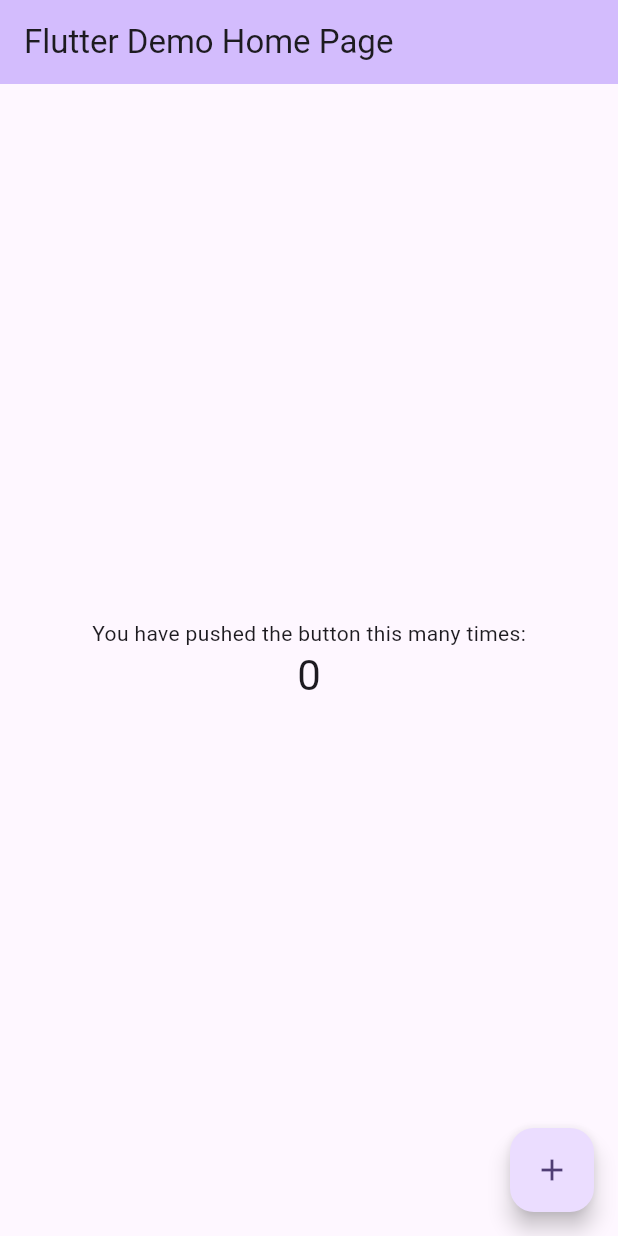
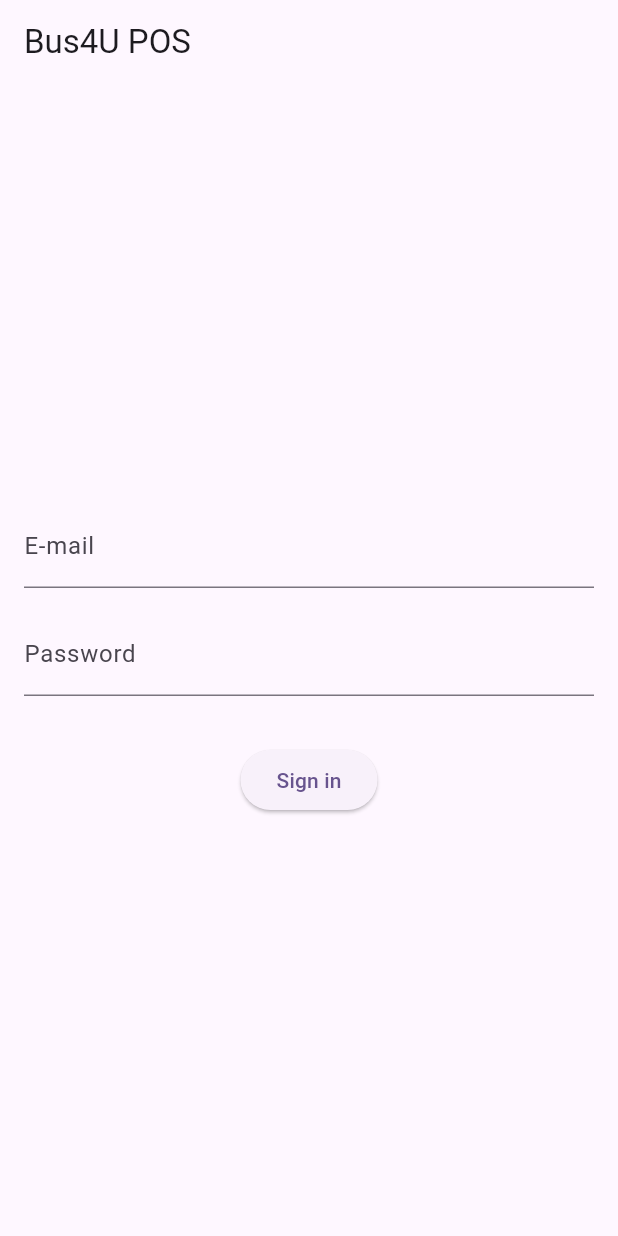
Before and after one commit to zsigmondattila/bus4u, a Flutter app: the screen it shows after launch, on a phone screen of 412 x 824 dp. Run offline on Flutter 3.47's test engine with Material 3 defaults, Android fonts, the light colour scheme and no system bars.

Commit message:
Made the POS login page

```diff
--- /dev/null
+++ b/POS_APP/lib/login.dart
@@ -0,0 +1,97 @@
+import 'package:flutter/material.dart';
+import 'package:http/http.dart' as http;
+import 'login/scan_ticket.dart';
+
+Future<void> loginUser(String email, String password, BuildContext context) async {
+  final response = await http.post(
+    Uri.parse('https://bus4u.fast-table.com/admin/sign_in'),
+    body: {
+      'email': email,
+      'password': password,
+    },
+  );
+
+  if (response.statusCode == 200) {
+    print('Sikeres bejelentkezés: ${response.body}');
+    Navigator.push(
+      context,
+      MaterialPageRoute(builder: (context) => ScanTicket()),
+    );
+  } else {
+    print('Bejelentkezési hiba: ${response.statusCode}');
+    // Sikertelen bejelentkezés esetén párbeszédpanel megjelenítése
+    showDialog(
+      context: context,
+      builder: (BuildContext context) {
+        return AlertDialog(
+          title: Text('POS'),
+          content: Text('Incorrect e-mail or password'),
+          actions: [
+            ElevatedButton(
+              onPressed: () {
+                Navigator.of(context).pop();
+              },
+              child: Text('OK'),
+            ),
+          ],
+        );
+      },
+    );
+  }
+}
+
+class Login extends StatefulWidget {
+  @override
+  _LoginState createState() => _LoginState();
+}
+
+class _LoginState extends State<Login> {
+  String email = "";
+  String password = "";
+
+  @override
+  Widget build(BuildContext context) {
+    return Scaffold(
+      appBar: AppBar(
+        title: Text("Bus4U POS"),
+      ),
+      body: Padding(
+        padding: EdgeInsets.all(16.0),
+        child: Column(
+          mainAxisAlignment: MainAxisAlignment.center,
+          children: [
+            TextField(
+              onChanged: (value) {
+                setState(() {
+                  email = value;
+                });
+              },
+              decoration: InputDecoration(
+                labelText: "E-mail",
+              ),
+            ),
+            SizedBox(height: 16.0),
+            TextField(
+              onChanged: (value) {
+                setState(() {
+                  password = value;
+                });
+              },
+              obscureText: true,
+              decoration: InputDecoration(
+                labelText: "Password",
+              ),
+            ),
+            SizedBox(height: 32.0),
+            ElevatedButton(
+              onPressed: () {
+                loginUser(email, password, context);
+              },
+              child: Text("Sign in"),
+            ),
+          ],
+        ),
+      ),
+    );
+  }
+}
--- a/POS_APP/lib/main.dart
+++ b/POS_APP/lib/main.dart
@@ -1,4 +1,5 @@
 import 'package:flutter/material.dart';
+import 'login.dart';
 
 void main() {
   runApp(const MyApp());
@@ -13,113 +14,13 @@ class MyApp extends StatelessWidget {
     return MaterialApp(
       title: 'Flutter Demo',
       theme: ThemeData(
-        // This is the theme of your application.
-        //
-        // TRY THIS: Try running your application with "flutter run". You'll see
-        // the application has a blue toolbar. Then, without quitting the app,
-        // try changing the seedColor in the colorScheme below to Colors.green
-        // and then invoke "hot reload" (save your changes or press the "hot
-        // reload" button in a Flutter-supported IDE, or press "r" if you used
-        // the command line to start the app).
-        //
-        // Notice that the counter didn't reset back to zero; the application
-        // state is not lost during the reload. To reset the state, use hot
-        // restart instead.
-        //
-        // This works for code too, not just values: Most code changes can be
-        // tested with just a hot reload.
         colorScheme: ColorScheme.fromSeed(seedColor: Colors.deepPurple),
         useMaterial3: true,
       ),
-      home: const MyHomePage(title: 'Flutter Demo Home Page'),
+      home: Login(),
+      routes: {
+        '/scan_ticket': (context) => ScanTicket(),
+      }
     );
   }
 }
-
-class MyHomePage extends StatefulWidget {
-  const MyHomePage({super.key, required this.title});
-
-  // This widget is the home page of your application. It is stateful, meaning
-  // that it has a State object (defined below) that contains fields that affect
-  // how it looks.
-
-  // This class is the configuration for the state. It holds the values (in this
-  // case the title) provided by the parent (in this case the App widget) and
-  // used by the build method of the State. Fields in a Widget subclass are
-  // always marked "final".
-
-  final String title;
-
-  @override
-  State<MyHomePage> createState() => _MyHomePageState();
-}
-
-class _MyHomePageState extends State<MyHomePage> {
-  int _counter = 0;
-
-  void _incrementCounter() {
-    setState(() {
-      // This call to setState tells the Flutter framework that something has
-      // changed in this State, which causes it to rerun the build method below
-      // so that the display can reflect the updated values. If we changed
-      // _counter without calling setState(), then the build method would not be
-      // called again, and so nothing would appear to happen.
-      _counter++;
-    });
-  }
-
-  @override
-  Widget build(BuildContext context) {
-    // This method is rerun every time setState is called, for instance as done
-    // by the _incrementCounter method above.
-    //
-    // The Flutter framework has been optimized to make rerunning build methods
-    // fast, so that you can just rebuild anything that needs updating rather
-    // than having to individually change instances of widgets.
-    return Scaffold(
-      appBar: AppBar(
-        // TRY THIS: Try changing the color here to a specific color (to
-        // Colors.amber, perhaps?) and trigger a hot reload to see the AppBar
-        // change color while the other colors stay the same.
-        backgroundColor: Theme.of(context).colorScheme.inversePrimary,
-        // Here we take the value from the MyHomePage object that was created by
-        // the App.build method, and use it to set our appbar title.
-        title: Text(widget.title),
-      ),
-      body: Center(
-        // Center is a layout widget. It takes a single child and positions it
-        // in the middle of the parent.
-        child: Column(
-          // Column is also a layout widget. It takes a list of children and
-          // arranges them vertically. By default, it sizes itself to fit its
-          // children horizontally, and tries to be as tall as its parent.
-          //
-          // Column has various properties to control how it sizes itself and
-          // how it positions its children. Here we use mainAxisAlignment to
-          // center the children vertically; the main axis here is the vertical
-          // axis because Columns are vertical (the cross axis would be
-          // horizontal).
-          //
-          // TRY THIS: Invoke "debug painting" (choose the "Toggle Debug Paint"
-          // action in the IDE, or press "p" in the console), to see the
-          // wireframe for each widget.
-          mainAxisAlignment: MainAxisAlignment.center,
-          children: <Widget>[
-            const Text(
-              'You have pushed the button this many times:',
-            ),
-            Text(
-              '$_counter',
-              style: Theme.of(context).textTheme.headlineMedium,
-            ),
-          ],
-        ),
-      ),
-      floatingActionButton: FloatingActionButton(
-        onPressed: _incrementCounter,
-        tooltip: 'Increment',
-        child: const Icon(Icons.add),
-      ), // This trailing comma makes auto-formatting nicer for build methods.
-    );
-  }
-}
--- /dev/null
+++ b/POS_APP/lib/scan_ticket.dart
@@ -0,0 +1,10 @@
+import 'package:flutter/material.dart';
+
+class ScanTicket extends StatefulWidget {
+  @override
+  _ScanTicketState createState() => _ScanTicketState();
+}
+
+class _ScanTicketState extends State<ScanTicket> {
+
+}
--- a/POS_APP/pubspec.yaml
+++ b/POS_APP/pubspec.yaml
@@ -30,6 +30,8 @@ environment:
 dependencies:
   flutter:
     sdk: flutter
+
+  http: ^0.13.3
 
 
   # The following adds the Cupertino Icons font to your application.
```
Also changed, not shown: POS_APP/pubspec.lock.
